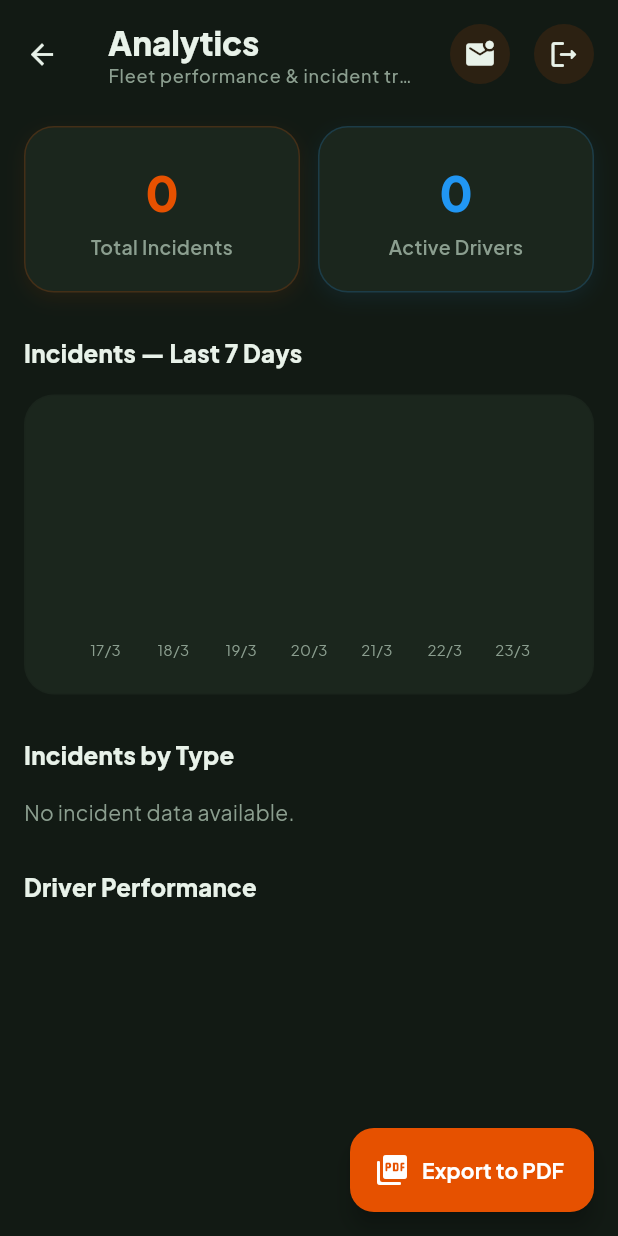
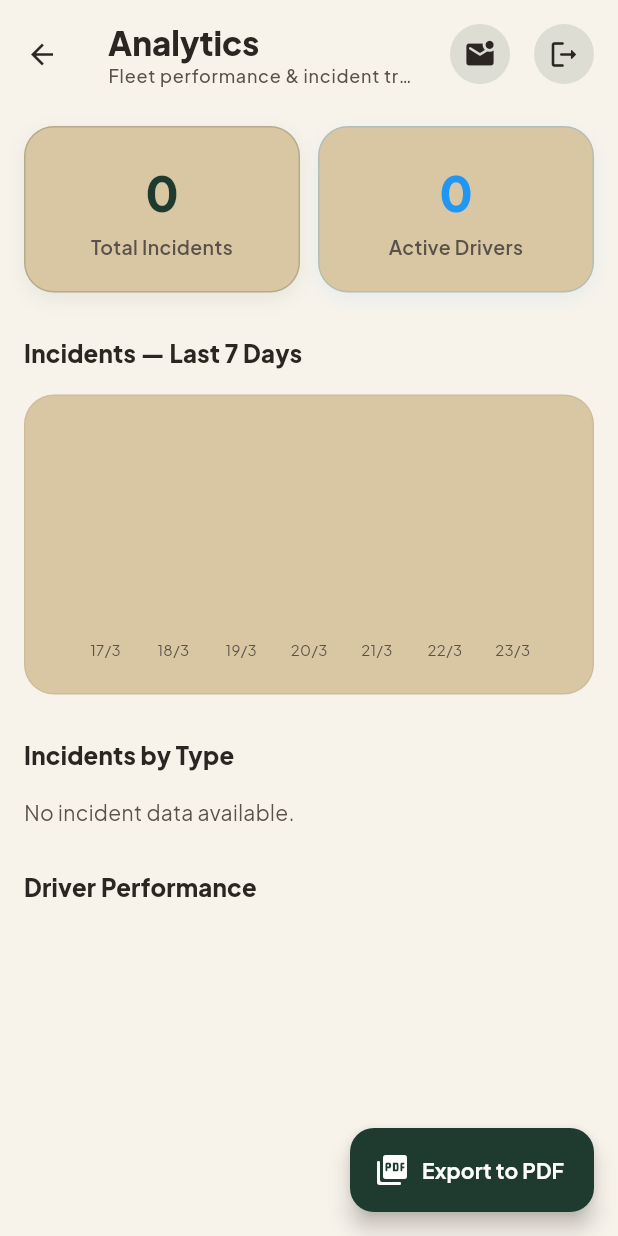
Before and after one commit to ismailofficiall/yala-safari-app, a Flutter app: the AdminAnalyticsScreen screen opened directly, on a phone screen of 412 x 824 dp. Run offline on Flutter 3.47's test engine with Material 3 defaults, Android fonts, the phone set to English and light mode, and no system bars; drawn by our look-alikes of fl_chart; our stand-ins replace firebase_core, firebase_database, flutter_map, geolocator, google_fonts, image_picker and 5 more; missing offline and left inert: flutter_map_cancellable_tile_provider; accounts and stored records are empty; project files that could hold a hidden picture were left out.

Commit message:
Update app theme with requested Safari palette

```diff
--- a/lib/core/constants/app_theme.dart
+++ b/lib/core/constants/app_theme.dart
@@ -2,23 +2,23 @@
 import 'package:google_fonts/google_fonts.dart';
 
 class AppTheme {
-  static const Color primaryGreen = Color(0xFFE65100); // Safari Sunset Orange
-  static const Color primaryGreenLight = Color(0xFFFF9800); // Bright Orange
-  static const Color accentGold = Color(0xFFFBC02D); // Cheetah Gold
-  static const Color lightGreen = Color(0xFF4A7C59); // Jungle Canopy
-  static const Color background = Color(0xFF121A14); // Deep Midnight Jungle
-  static const Color surface = Color(0xFF1B261D); // Foliage Shadow
-  static const Color darkText = Color(0xFFE8F2E9); // Crisp Off-White
-  static const Color greyText = Color(0xFF8B9E8F); // Mossy Grey
+  static const Color primaryGreen = Color(0xFF1F3A2E); // Deep Forest Green
+  static const Color primaryGreenLight = Color(0xFF6E7F4F); // Safari Olive
+  static const Color accentGold = Color(0xFFC78B3B); // Sunset Gold
+  static const Color lightGreen = Color(0xFFB85C38); // Terracotta
+  static const Color background = Color(0xFFF7F3EB); // Warm Ivory
+  static const Color surface = Color(0xFFD9C7A3); // Sand Beige
+  static const Color darkText = Color(0xFF2B2621); // Charcoal Brown
+  static const Color greyText = Color(0xFF5A524A); // Muted Charcoal
 
   static ThemeData get lightTheme {
-    final colorScheme = ColorScheme.dark(
+    final colorScheme = ColorScheme.light(
       primary: primaryGreen,
       onPrimary: Colors.white,
-      primaryContainer: const Color(0xFF324634),
+      primaryContainer: primaryGreenLight,
       onPrimaryContainer: Colors.white,
       secondary: accentGold,
-      onSecondary: const Color(0xFF261D12),
+      onSecondary: Colors.white,
       tertiary: lightGreen,
       surface: surface,
       onSurface: darkText,
--- a/lib/features/admin/admin_theme.dart
+++ b/lib/features/admin/admin_theme.dart
@@ -2,23 +2,23 @@
 import 'package:google_fonts/google_fonts.dart';
 
 class AdminTheme {
-  static const Color primaryGreen = Color(0xFFE65100); // Safari Sunset Orange
-  static const Color primaryGreenLight = Color(0xFFFF9800); // Bright Orange
-  static const Color accentGold = Color(0xFFFBC02D); // Cheetah Gold
-  static const Color lightGreen = Color(0xFF4A7C59); // Jungle Canopy
-  static const Color background = Color(0xFF121A14); // Deep Midnight Jungle
-  static const Color surface = Color(0xFF1B261D); // Foliage Shadow
-  static const Color darkText = Color(0xFFE8F2E9); // Crisp Off-White
-  static const Color greyText = Color(0xFF8B9E8F); // Mossy Grey
+  static const Color primaryGreen = Color(0xFF1F3A2E); // Deep Forest Green
+  static const Color primaryGreenLight = Color(0xFF6E7F4F); // Safari Olive
+  static const Color accentGold = Color(0xFFC78B3B); // Sunset Gold
+  static const Color lightGreen = Color(0xFFB85C38); // Terracotta
+  static const Color background = Color(0xFFF7F3EB); // Warm Ivory
+  static const Color surface = Color(0xFFD9C7A3); // Sand Beige
+  static const Color darkText = Color(0xFF2B2621); // Charcoal Brown
+  static const Color greyText = Color(0xFF5A524A); // Muted Charcoal
 
   static ThemeData get lightTheme {
-    final colorScheme = ColorScheme.dark(
+    final colorScheme = ColorScheme.light(
       primary: primaryGreen,
       onPrimary: Colors.white,
-      primaryContainer: const Color(0xFF324634),
+      primaryContainer: primaryGreenLight,
       onPrimaryContainer: Colors.white,
       secondary: accentGold,
-      onSecondary: const Color(0xFF261D12),
+      onSecondary: Colors.white,
       tertiary: lightGreen,
       surface: surface,
       onSurface: darkText,
```
